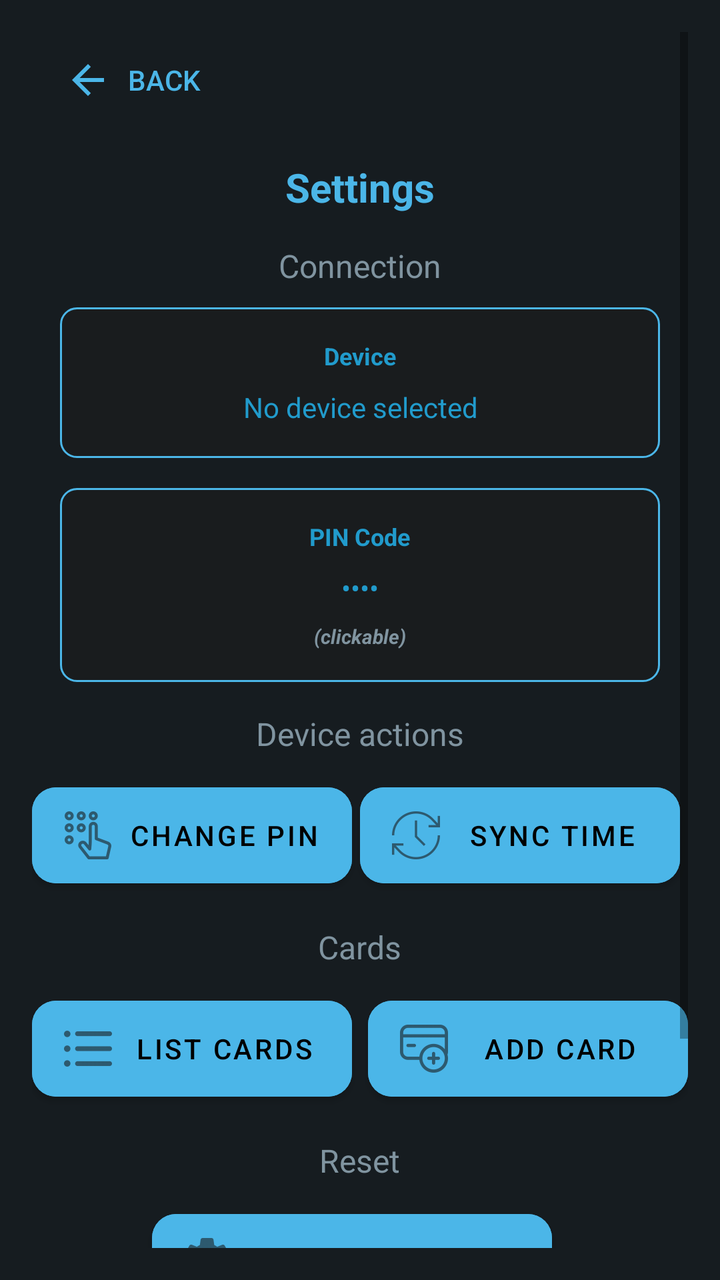
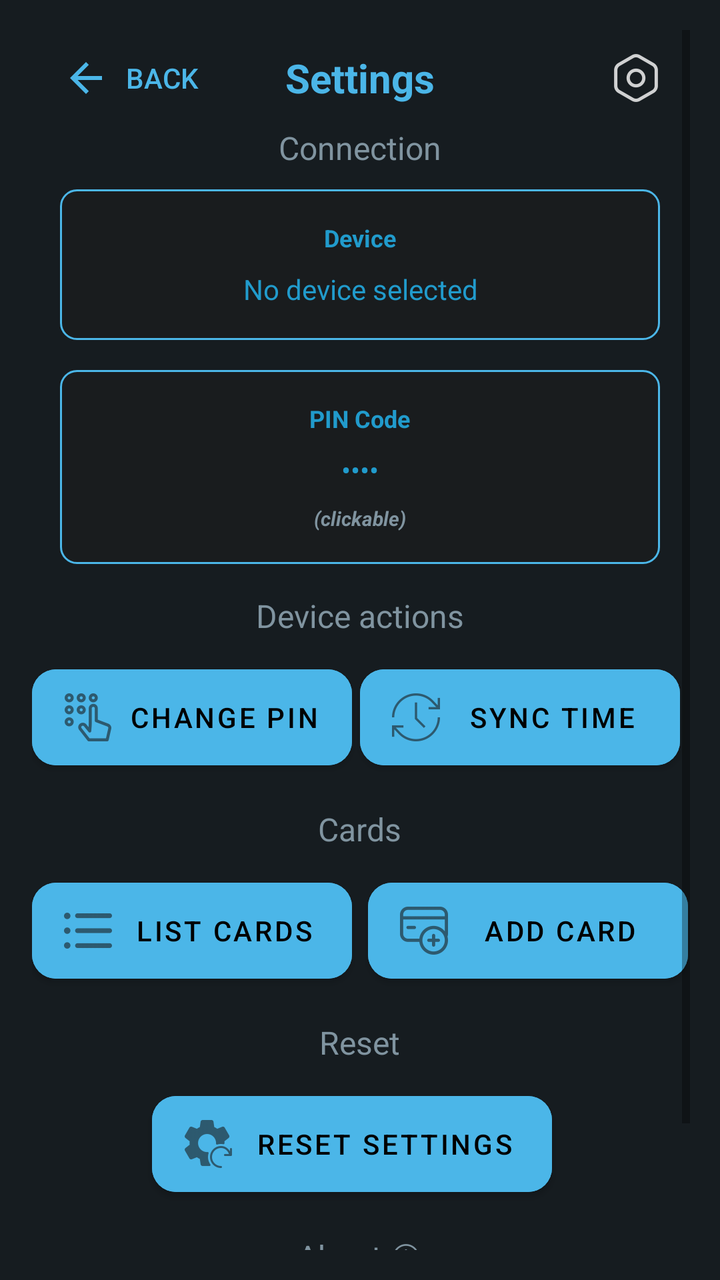

Compare the two renders of this Android layout. The source of the first and the diff that turns it into the second are given below.
<!-- AndroidManifest.xml: activity theme Theme.Nsline22 -->
<!-- res/layout/activity_settings.xml -->
<?xml version="1.0" encoding="utf-8"?>
<ScrollView xmlns:android="http://schemas.android.com/apk/res/android"
    xmlns:app="http://schemas.android.com/apk/res-auto"
    android:layout_width="match_parent"
    android:layout_height="match_parent"
    android:background="@color/background_dark"
    android:padding="16dp"
    android:fillViewport="true">

    <LinearLayout
        android:layout_width="match_parent"
        android:layout_height="wrap_content"
        android:orientation="vertical">

        
        <LinearLayout
            android:layout_width="match_parent"
            android:layout_height="wrap_content"
            android:orientation="horizontal"
            android:layout_marginBottom="16dp">

            <Button
                android:id="@+id/aboutBackButton"
                android:layout_width="wrap_content"
                android:layout_height="wrap_content"
                android:text="Back"
                android:drawableLeft="@drawable/ic_arrow_backward"
                android:textColor="?attr/colorPrimary"
                style="@style/Widget.AppCompat.Button.Borderless" />

        </LinearLayout>

        
        <LinearLayout
            android:layout_width="match_parent"
            android:layout_height="0dp"
            android:layout_weight="1"
            android:orientation="vertical"
            android:gravity="center"
            android:layout_gravity="center">

            <TextView
                android:layout_width="wrap_content"
                android:layout_height="wrap_content"
                android:text="Settings"
                android:textColor="?attr/colorPrimary"
                android:textSize="20sp"
                android:textStyle="bold"
                android:layout_marginBottom="15dp" />

            <TextView
                android:layout_width="wrap_content"
                android:layout_height="wrap_content"
                android:text="Connection"
                android:textColor="@color/material_dynamic_secondary60"
                android:textSize="16sp"
                android:layout_marginBottom="10dp" />

            
            <LinearLayout
                android:id="@+id/deviceInfoContainer"
                android:layout_width="300dp"
                android:layout_height="wrap_content"
                android:orientation="vertical"
                android:background="@drawable/output_background"
                android:padding="16dp"
                android:layout_marginBottom="15dp"
                android:gravity="center"
                android:clickable="true"
                android:focusable="true"
                android:foreground="?attr/selectableItemBackground">

                <TextView
                    android:layout_width="wrap_content"
                    android:layout_height="wrap_content"
                    android:text="Device"
                    android:textColor="@color/material_dynamic_primary60"
                    android:textSize="12sp"
                    android:textStyle="bold"
                    android:layout_marginBottom="8dp" />

                <TextView
                    android:id="@+id/deviceInfoText"
                    android:layout_width="wrap_content"
                    android:layout_height="wrap_content"
                    android:text="No device selected"
                    android:textColor="@color/material_dynamic_primary60"
                    android:textSize="14sp"
                    android:gravity="center" />

            </LinearLayout>

            
            <LinearLayout
                android:id="@+id/pinInfoContainer"
                android:layout_width="300dp"
                android:layout_height="wrap_content"
                android:orientation="vertical"
                android:background="@drawable/output_background"
                android:padding="16dp"
                android:layout_marginBottom="15dp"
                android:gravity="center"
                android:clickable="true"
                android:focusable="true"
                android:foreground="?attr/selectableItemBackground">

                <TextView
                    android:layout_width="wrap_content"
                    android:layout_height="wrap_content"
                    android:text="PIN Code"
                    android:textColor="@color/material_dynamic_primary60"
                    android:textSize="12sp"
                    android:textStyle="bold"
                    android:layout_marginBottom="8dp" />

                <TextView
                    android:id="@+id/pinInfoText"
                    android:layout_width="wrap_content"
                    android:layout_height="wrap_content"
                    android:text="••••"
                    android:textColor="@color/material_dynamic_primary60"
                    android:textSize="14sp" />

                <TextView
                    android:layout_width="wrap_content"
                    android:layout_height="wrap_content"
                    android:text="(clickable)"
                    android:textColor="@color/material_dynamic_secondary60"
                    android:textSize="10sp"
                    android:textStyle="bold|italic"
                    android:layout_marginTop="8dp" />

            </LinearLayout>

            <TextView
                android:layout_width="wrap_content"
                android:layout_height="wrap_content"
                android:text="Device actions"
                android:textColor="@color/material_dynamic_secondary60"
                android:textSize="16sp"
                android:layout_marginBottom="10dp" />

            <LinearLayout
                android:layout_width="wrap_content"
                android:layout_height="wrap_content"
                android:orientation="horizontal"
                android:layout_marginBottom="15dp">

            
            <Button
                android:id="@+id/changePinButton"
                android:layout_width="160dp"
                android:layout_height="60dp"
                android:layout_marginEnd="4dp"
                android:backgroundTint="?attr/colorPrimary"
                android:text="Change PIN"
                android:textColor="@color/black"
                app:cornerRadius="12dp"
                android:drawableLeft="@drawable/ic_pin"
                android:drawableTint="@color/material_dynamic_neutral10" />

            
            <Button
                android:id="@+id/syncTimeButton"
                android:layout_width="160dp"
                android:layout_height="60dp"
                android:layout_marginEnd="4dp"
                android:backgroundTint="?attr/colorPrimary"
                android:text="Sync Time"
                android:textColor="@color/black"
                app:cornerRadius="12dp"
                android:drawableLeft="@drawable/ic_sync"
                android:drawableTint="@color/material_dynamic_neutral10" />

            </LinearLayout>

            
            <TextView
                android:layout_width="wrap_content"
                android:layout_height="wrap_content"
                android:text="Cards"
                android:textColor="@color/material_dynamic_secondary60"
                android:textSize="16sp"
                android:layout_marginBottom="10dp" />

            
            <LinearLayout
                android:layout_width="wrap_content"
                android:layout_height="wrap_content"
                android:orientation="horizontal"
                android:layout_marginBottom="15dp">

                <Button
                    android:id="@+id/listCardsButton"
                    android:layout_width="160dp"
                    android:layout_height="60dp"
                    android:layout_marginEnd="4dp"
                    android:backgroundTint="?attr/colorPrimary"
                    android:text="List cards"
                    android:textColor="@color/black"
                    app:cornerRadius="12dp"
                    android:drawableLeft="@drawable/ls"
                    android:drawableTint="@color/material_dynamic_neutral10" />

                <Button
                    android:id="@+id/addCardButton"
                    android:layout_width="160dp"
                    android:layout_height="60dp"
                    android:layout_marginStart="4dp"
                    android:backgroundTint="?attr/colorPrimary"
                    android:text="Add card"
                    android:textColor="@color/black"
                    app:cornerRadius="12dp"
                    android:drawableLeft="@drawable/add"
                    android:drawableTint="@color/material_dynamic_neutral10" />

            </LinearLayout>

            <TextView
                android:layout_width="wrap_content"
                android:layout_height="wrap_content"
                android:text="Reset"
                android:textColor="@color/material_dynamic_secondary60"
                android:textSize="16sp"
                android:layout_marginBottom="10dp" />

            
            <Button
                android:id="@+id/factoryResetButton"
                android:layout_width="200dp"
                android:layout_height="60dp"
                android:layout_marginEnd="4dp"
                android:backgroundTint="?attr/colorPrimary"
                android:text="Reset Settings"
                android:textColor="@color/black"
                app:cornerRadius="12dp"
                android:drawableLeft="@drawable/ic_reset"
                android:layout_marginBottom="15dp"
                android:drawableTint="@color/material_dynamic_neutral10" />

            <TextView
                android:layout_width="wrap_content"
                android:layout_height="wrap_content"
                android:text="About ⓘ"
                android:textColor="@color/material_dynamic_secondary60"
                android:textSize="16sp"
                android:layout_marginBottom="10dp" />

            <TextView
                android:layout_width="wrap_content"
                android:layout_height="wrap_content"
                android:text="UniStart v4.0"
                android:textSize="12sp"
                android:textColor="@color/material_dynamic_primary60"
                android:layout_marginBottom="8dp" />

            <TextView
                android:layout_width="wrap_content"
                android:layout_height="wrap_content"
                android:text="Developed by nsline22"
                android:textSize="12sp"
                android:textColor="@color/material_dynamic_primary60"
                android:layout_marginBottom="8dp" />

            <TextView
                android:id="@+id/signlink"
                android:layout_width="wrap_content"
                android:layout_height="wrap_content"
                android:text="t.me/nsline22"
                android:autoLink="web"
                android:linksClickable="true"
                android:textColorLink="@color/material_dynamic_primary50"
                android:textSize="12sp" />

        </LinearLayout>
    </LinearLayout>
</ScrollView>
<!-- resources referenced by this layout -->
<resources>
  <color name="background_dark">@color/material_dynamic_neutral_variant10</color>
  <color name="black">#FF000000</color>
  <!-- drawable add: png bitmap (drawable-hdpi, 885 bytes) -->
  <!-- drawable ic_arrow_backward (drawable) -->
  <vector xmlns:android="http://schemas.android.com/apk/res/android"
      android:width="24dp"
      android:height="24dp"
      android:viewportWidth="24"
      android:viewportHeight="24"
      android:tint="?attr/colorPrimary">
      <path
          android:fillColor="@android:color/white"
          android:pathData="M12,20l1.41,-1.41L7.83,13H20v-2H7.83l5.58,-5.59L12,4l-8,8z"/>
  </vector>
  <!-- drawable ic_pin: png bitmap (drawable-hdpi, 944 bytes) -->
  <!-- drawable ic_reset: png bitmap (drawable-hdpi, 1024 bytes) -->
  <!-- drawable ic_sync: png bitmap (drawable-hdpi, 898 bytes) -->
  <!-- drawable ls: png bitmap (drawable-hdpi, 333 bytes) -->
  <!-- drawable output_background (drawable) -->
  <shape xmlns:android="http://schemas.android.com/apk/res/android">
      <solid android:color="@color/material_dynamic_neutral10" />
      <stroke android:width="1dp" android:color="?attr/colorPrimary" />
      <corners android:radius="8dp" />
  </shape>
  <style name="Theme.Nsline22" parent="Theme.MaterialComponents.DayNight.NoActionBar">
          <item name="android:windowBackground">@color/material_dynamic_neutral_variant10</item>
          <item name="colorPrimary">@color/material_dynamic_primary70</item>
          <item name="editTextStyle">@style/EditTextStyle</item>
          <item name="android:statusBarColor">@color/material_dynamic_neutral_variant10</item>
          <item name="android:navigationBarColor">@color/material_dynamic_neutral_variant10</item>
      </style>
  <style name="EditTextStyle" parent="Widget.MaterialComponents.TextInputLayout.OutlinedBox">
          <item name="boxStrokeColor">@color/material_dynamic_primary70</item>
          <item name="android:textColorHint">@color/material_dynamic_primary70</item>
          <item name="android:textColor">@color/white</item>
          <item name="android:paddingStart">12dp</item>
          <item name="android:paddingEnd">12dp</item>
          <item name="android:paddingTop">8dp</item>
          <item name="android:paddingBottom">8dp</item>
      </style>
  <color name="white">#FFFFFFFF</color>
</resources>

<!-- the commit's change to res/layout/activity_settings.xml (unified diff, before → after) -->
@@ -4,7 +4,7 @@
     android:layout_width="match_parent"
     android:layout_height="match_parent"
     android:background="@color/background_dark"
-    android:padding="16dp"
+    android:padding="15dp"
     android:fillViewport="true">
 
     <LinearLayout
@@ -13,11 +13,10 @@
         android:orientation="vertical">
 
         
-        <LinearLayout
+        <RelativeLayout
             android:layout_width="match_parent"
             android:layout_height="wrap_content"
-            android:orientation="horizontal"
-            android:layout_marginBottom="16dp">
+            android:orientation="horizontal">
 
             <Button
                 android:id="@+id/aboutBackButton"
@@ -26,9 +25,30 @@
                 android:text="Back"
                 android:drawableLeft="@drawable/ic_arrow_backward"
                 android:textColor="?attr/colorPrimary"
-                style="@style/Widget.AppCompat.Button.Borderless" />
-
-        </LinearLayout>
+                style="@style/Widget.AppCompat.Button.Borderless"
+                android:layout_alignParentStart="true"
+                android:layout_centerVertical="true" />
+
+            <TextView
+                android:layout_width="wrap_content"
+                android:layout_height="wrap_content"
+                android:text="Settings"
+                android:textColor="?attr/colorPrimary"
+                android:textSize="20sp"
+                android:textStyle="bold"
+                android:layout_marginBottom="5dp"
+                android:layout_centerInParent="true" />
+
+            <ImageView
+                android:layout_width="wrap_content"
+                android:layout_height="wrap_content"
+                android:src="@drawable/ic_settings"
+                android:layout_alignParentEnd="true"
+                android:layout_marginBottom="5dp"
+                android:layout_centerInParent="true"
+                android:layout_marginEnd="15dp" />
+
+        </RelativeLayout>
 
         
         <LinearLayout
@@ -38,15 +58,6 @@
             android:orientation="vertical"
             android:gravity="center"
             android:layout_gravity="center">
-
-            <TextView
-                android:layout_width="wrap_content"
-                android:layout_height="wrap_content"
-                android:text="Settings"
-                android:textColor="?attr/colorPrimary"
-                android:textSize="20sp"
-                android:textStyle="bold"
-                android:layout_marginBottom="15dp" />
 
             <TextView
                 android:layout_width="wrap_content"
<!-- resource entries referenced after the edit -->
@@ -16,6 +16,7 @@
   </vector>
   <!-- drawable ic_pin: png bitmap (drawable-hdpi, 944 bytes) -->
   <!-- drawable ic_reset: png bitmap (drawable-hdpi, 1024 bytes) -->
+  <!-- drawable ic_settings: png bitmap (drawable-hdpi, 670 bytes) -->
   <!-- drawable ic_sync: png bitmap (drawable-hdpi, 898 bytes) -->
   <!-- drawable ls: png bitmap (drawable-hdpi, 333 bytes) -->
   <!-- drawable output_background (drawable) -->
